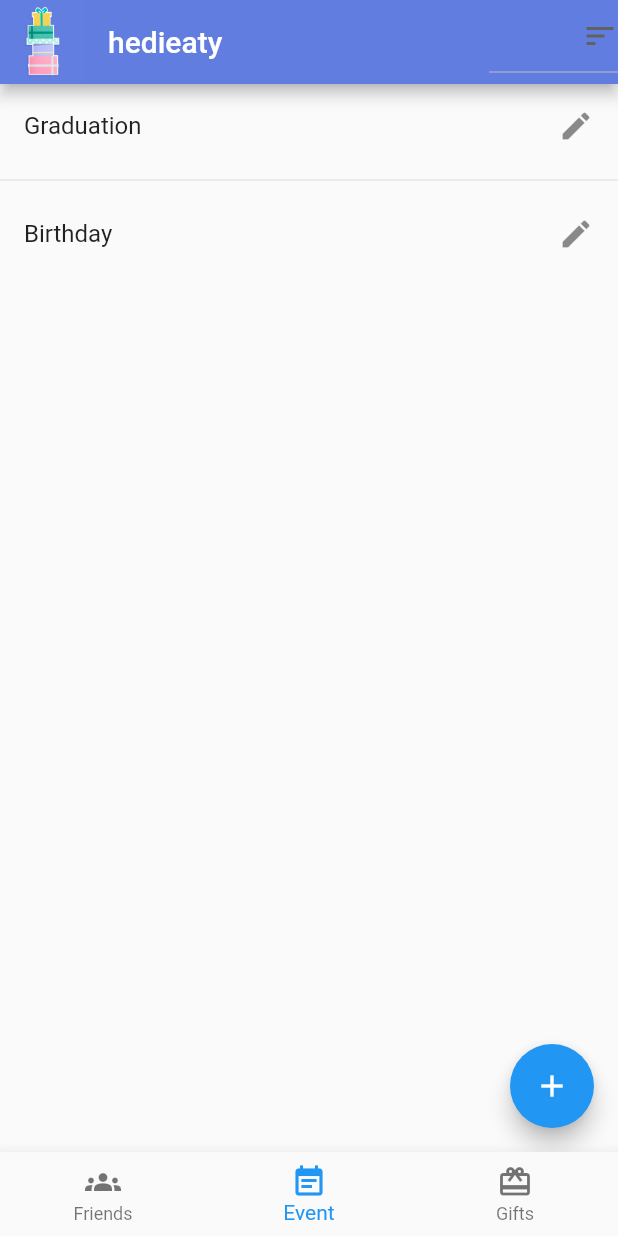
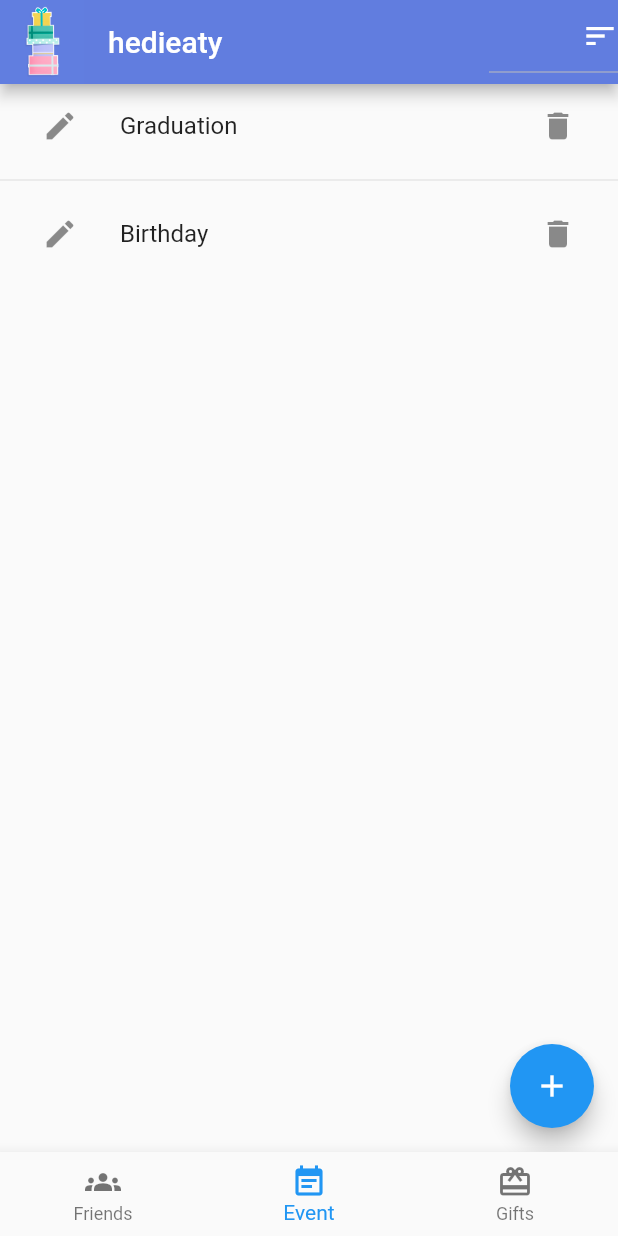
Before and after one commit to Seifeldin2510/Hedieaty, a Flutter app: the screen it shows after launch, item 2 of the bottom bar chosen, on a phone screen of 412 x 824 dp. Run offline on Flutter 3.47's test engine with Material 2 defaults, Android fonts, the phone set to English and light mode, and no system bars.

Commit message:
updated event list page

```diff
--- a/lib/View/event_list_page.dart
+++ b/lib/View/event_list_page.dart
@@ -30,7 +30,7 @@ class _EventListPageState extends State<EventListPage> {
         leading: Image.asset("assets/stack-gift-boxes-icon-isolated.jpg"),
         actions: [
           DropdownButton(
-              icon: Icon(Icons.sort),
+              icon: Icon(Icons.sort , color: Colors.white,),
               items: sort.map((x){
                 return DropdownMenuItem(value: x,child: Text('$x'));
               }).toList(), onChanged: (var x)
@@ -47,7 +47,21 @@ class _EventListPageState extends State<EventListPage> {
           itemBuilder: (context,index){
             return ListTile(
               title: Text(myEvents[index]),
-              trailing: Icon(Icons.edit),
+              leading: IconButton(
+                onPressed: (){},
+                icon: Icon(Icons.edit),
+              ),
+              trailing:
+              IconButton(
+                onPressed: (){
+                  myEvents.removeAt(index);
+                  setState(() {
+
+                  });
+                },
+                icon: Icon(Icons.delete),
+              ),
+
             );
           },
           separatorBuilder: (context,index)
```
